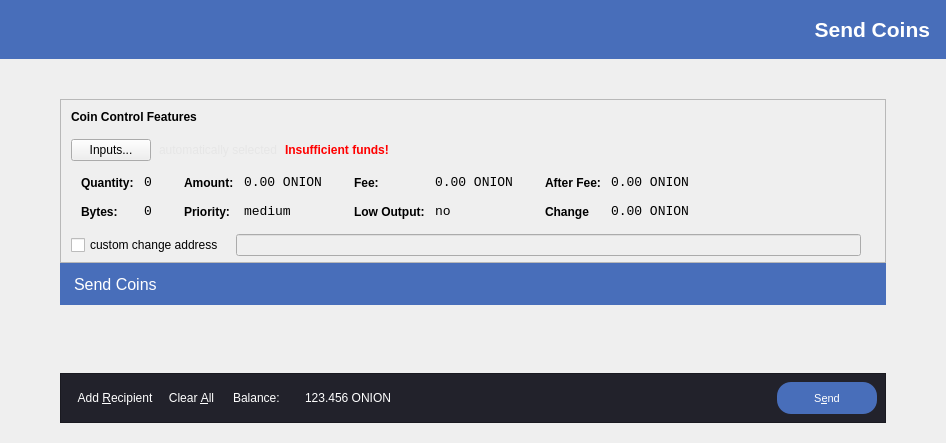
Qt form src/qt/forms/sendcoinsdialog.ui (deeponion/deeponion-legacy) before a commit.
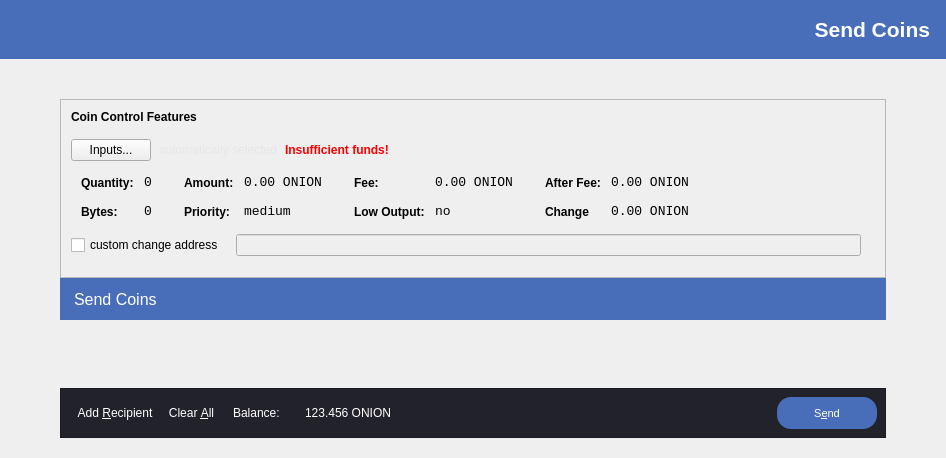
The same form after that commit. Icons and pictures are not drawn.

```diff
--- a/src/qt/forms/sendcoinsdialog.ui
+++ b/src/qt/forms/sendcoinsdialog.ui
@@ -7,7 +7,7 @@
     <x>0</x>
     <y>0</y>
     <width>946</width>
-    <height>402</height>
+    <height>458</height>
    </rect>
   </property>
   <property name="windowTitle">
@@ -158,7 +158,7 @@
            <number>0</number>
           </property>
           <property name="bottomMargin">
-           <number>6</number>
+           <number>20</number>
           </property>
           <item>
            <layout class="QVBoxLayout" name="verticalLayoutCoinControl" stretch="0,0,0,0,1">
```
